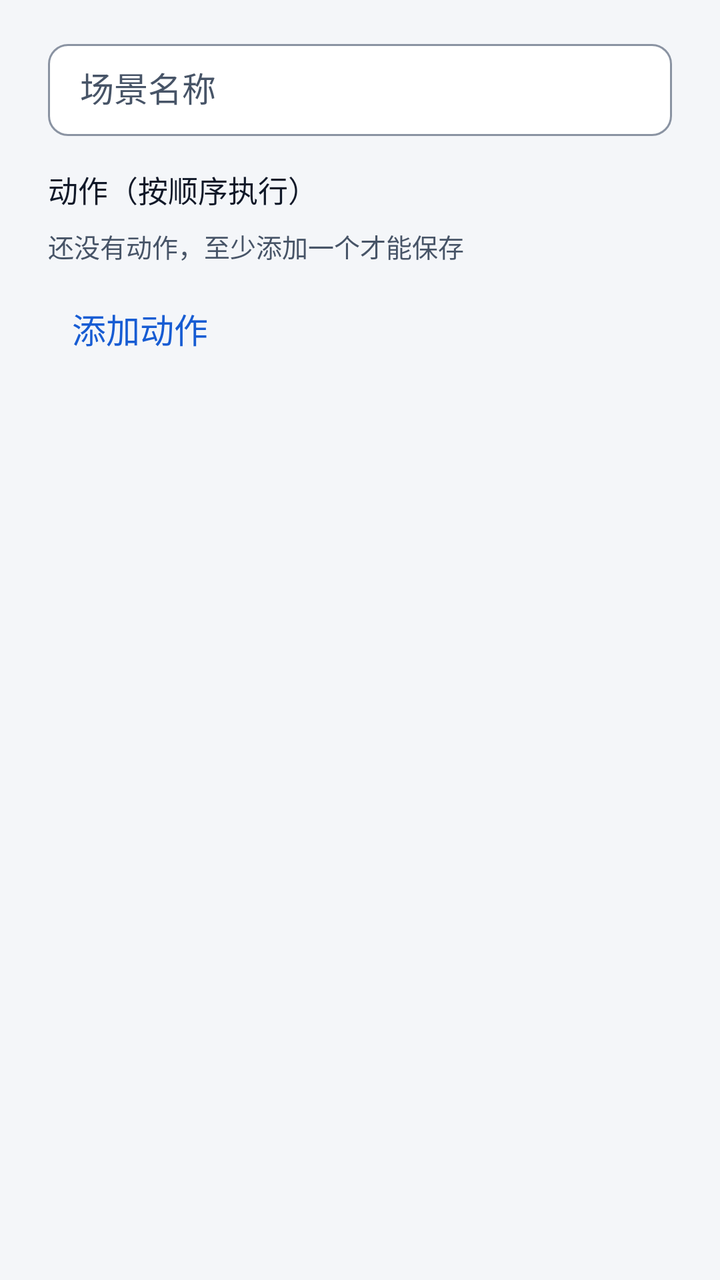
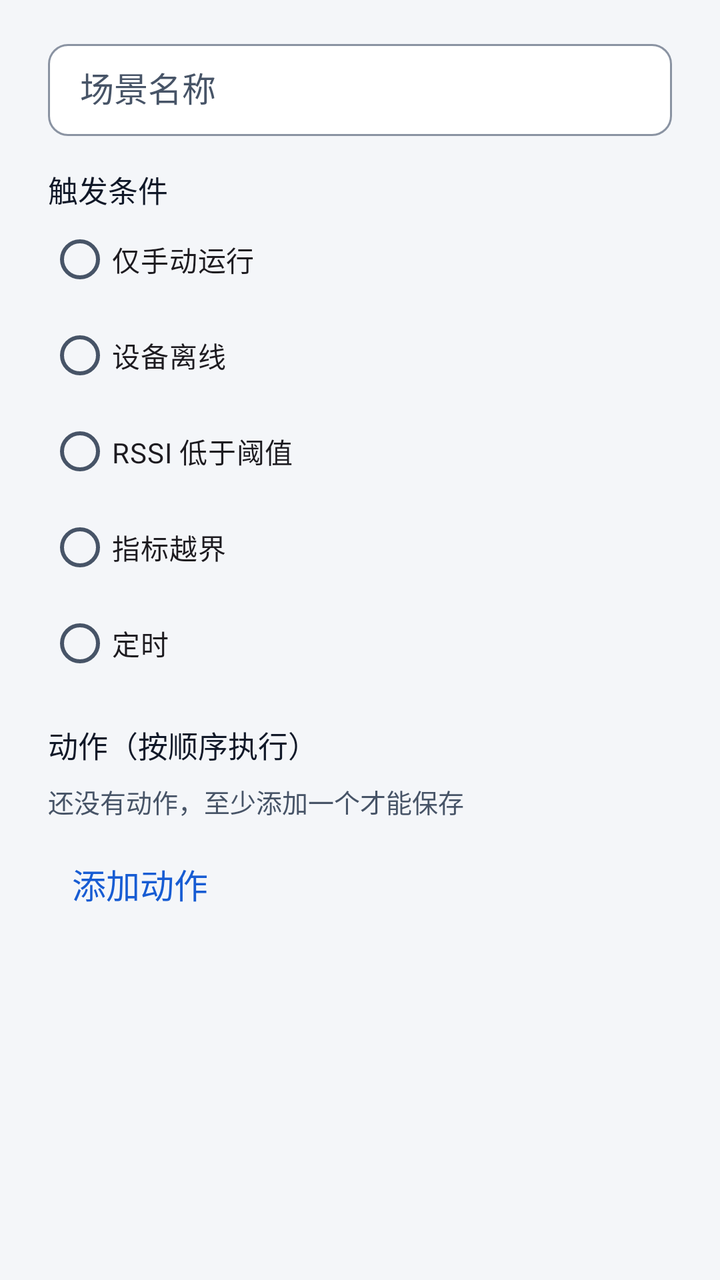

The first picture is an Android layout as it rendered before a commit; the second is the same layout after the commit. The layout source and the unified diff follow.
<!-- AndroidManifest.xml: application theme Theme.PKotlinApp -->
<!-- res/layout/dialog_scene_edit.xml -->
<?xml version="1.0" encoding="utf-8"?>
<LinearLayout xmlns:android="http://schemas.android.com/apk/res/android"
    xmlns:app="http://schemas.android.com/apk/res-auto"
    android:layout_width="match_parent"
    android:layout_height="wrap_content"
    android:orientation="vertical"
    android:paddingStart="@dimen/space_24"
    android:paddingTop="@dimen/space_16"
    android:paddingEnd="@dimen/space_24"
    android:paddingBottom="@dimen/space_8">

    <com.google.android.material.textfield.TextInputLayout
        android:id="@+id/sceneNameLayout"
        style="@style/Widget.App.TextInputLayout"
        android:layout_width="match_parent"
        android:layout_height="@dimen/input_h"
        android:hint="@string/scene_name_hint"
        app:boxBackgroundMode="outline">

        <com.google.android.material.textfield.TextInputEditText
            android:id="@+id/sceneNameInput"
            android:layout_width="match_parent"
            android:layout_height="match_parent"
            android:inputType="text"
            android:maxLines="1"
            android:textAppearance="@style/TextAppearance.App.Body" />
    </com.google.android.material.textfield.TextInputLayout>

    <TextView
        style="@style/Widget.App.TextView"
        android:layout_width="match_parent"
        android:layout_height="wrap_content"
        android:layout_marginTop="@dimen/space_16"
        android:text="@string/scene_actions_title"
        android:textAppearance="@style/TextAppearance.App.Callout" />

    <LinearLayout
        android:id="@+id/actionContainer"
        android:layout_width="match_parent"
        android:layout_height="wrap_content"
        android:orientation="vertical" />

    <TextView
        android:id="@+id/actionEmpty"
        style="@style/Widget.App.TextView"
        android:layout_width="match_parent"
        android:layout_height="wrap_content"
        android:paddingVertical="@dimen/space_8"
        android:text="@string/scene_actions_empty"
        android:textAppearance="@style/TextAppearance.App.Caption" />

    <com.google.android.material.button.MaterialButton
        android:id="@+id/addActionButton"
        style="@style/Widget.App.Button.Text"
        android:layout_width="wrap_content"
        android:layout_height="wrap_content"
        android:minWidth="0dp"
        android:text="@string/scene_action_add" />

    <TextView
        android:id="@+id/sceneError"
        style="@style/Widget.App.TextView"
        android:layout_width="match_parent"
        android:layout_height="wrap_content"
        android:textAppearance="@style/TextAppearance.App.Caption"
        android:textColor="@color/danger"
        android:visibility="gone" />
</LinearLayout>
<!-- resources referenced by this layout -->
<resources>
  <color name="danger">#B42318</color>
  <dimen name="input_h">52dp</dimen>
  <dimen name="space_16">16dp</dimen>
  <dimen name="space_24">24dp</dimen>
  <dimen name="space_8">8dp</dimen>
  <string name="scene_action_add">添加动作</string>
  <string name="scene_actions_empty">还没有动作，至少添加一个才能保存</string>
  <string name="scene_actions_title">动作（按顺序执行）</string>
  <string name="scene_name_hint">场景名称</string>
  <style name="TextAppearance.App.Body" parent="@android:style/TextAppearance">
          <item name="android:textSize">17sp</item>
          <item name="android:textColor">@color/text_primary</item>
          <item name="android:fontFamily">sans-serif</item>
          <item name="android:lineSpacingExtra">7dp</item>
          <item name="android:lineSpacingMultiplier">1.0</item>
      </style>
  <style name="TextAppearance.App.Callout" parent="@android:style/TextAppearance">
          <item name="android:textSize">15sp</item>
          <item name="android:textColor">@color/text_primary</item>
          <item name="android:fontFamily">sans-serif-medium</item>
          <item name="android:lineSpacingExtra">6dp</item>
          <item name="android:lineSpacingMultiplier">1.0</item>
      </style>
  <style name="TextAppearance.App.Caption" parent="@android:style/TextAppearance">
          <item name="android:textSize">13sp</item>
          <item name="android:textColor">@color/text_secondary</item>
          <item name="android:fontFamily">sans-serif</item>
          <item name="android:lineSpacingExtra">5dp</item>
          <item name="android:lineSpacingMultiplier">1.0</item>
      </style>
  <style name="Widget.App.TextView" parent="android:Widget.TextView">
          <item name="android:includeFontPadding">false</item>
          <item name="android:breakStrategy">high_quality</item>
          <item name="android:hyphenationFrequency">none</item>
      </style>
  <color name="text_primary">#101828</color>
  <color name="text_secondary">#475467</color>
  <dimen name="button_h">48dp</dimen>
  <style name="TextAppearance.App.Button" parent="@style/TextAppearance.App.Body">
          <item name="android:fontFamily">sans-serif-medium</item>
          <item name="android:lineSpacingExtra">0dp</item>
      </style>
  <color name="overlay_pressed">#0F101828</color>
  <color name="surface">#FFFFFF</color>
  <dimen name="stroke_1">1dp</dimen>
  <dimen name="stroke_2">2dp</dimen>
  <dimen name="radius_10">10dp</dimen>
  <color name="canvas">#F4F6F9</color>
  <color name="primary">#175CD3</color>
  <color name="on_primary">#FFFFFF</color>
  <color name="chart_band">#E8EFFB</color>
  <color name="primary_text">#175CD3</color>
  <color name="surface_sunken">#EEF1F5</color>
  <color name="border">#D0D5DD</color>
  <color name="danger_bg">#FEF3F2</color>
  <color name="text_tertiary">#5F6A7D</color>
  <dimen name="radius_12">12dp</dimen>
  <color name="border_strong">#8A93A2</color>
  <color name="divider">#E4E7EC</color>
  <dimen name="elevation_0">0dp</dimen>
  <dimen name="chip_h">32dp</dimen>
  <dimen name="radius_pill">999dp</dimen>
  <!-- unchanged entries left out for length: 7 -->
</resources>

<!-- the commit's change to res/layout/dialog_scene_edit.xml (unified diff, before → after) -->
@@ -31,6 +31,150 @@
         android:layout_width="match_parent"
         android:layout_height="wrap_content"
         android:layout_marginTop="@dimen/space_16"
+        android:text="@string/scene_trigger_title"
+        android:textAppearance="@style/TextAppearance.App.Callout" />
+
+    <RadioGroup
+        android:id="@+id/triggerGroup"
+        android:layout_width="match_parent"
+        android:layout_height="wrap_content"
+        android:orientation="vertical">
+
+        <RadioButton
+            android:id="@+id/triggerManual"
+            android:layout_width="match_parent"
+            android:layout_height="@dimen/touch_min"
+            android:text="@string/scene_trigger_manual" />
+
+        <RadioButton
+            android:id="@+id/triggerDisconnected"
+            android:layout_width="match_parent"
+            android:layout_height="@dimen/touch_min"
+            android:text="@string/scene_trigger_disconnected" />
+
+        <RadioButton
+            android:id="@+id/triggerLowRssi"
+            android:layout_width="match_parent"
+            android:layout_height="@dimen/touch_min"
+            android:text="@string/scene_trigger_low_rssi" />
+
+        <RadioButton
+            android:id="@+id/triggerMetric"
+            android:layout_width="match_parent"
+            android:layout_height="@dimen/touch_min"
+            android:text="@string/scene_trigger_metric" />
+
+        <RadioButton
+            android:id="@+id/triggerSchedule"
+            android:layout_width="match_parent"
+            android:layout_height="@dimen/touch_min"
+            android:text="@string/scene_trigger_schedule" />
+    </RadioGroup>
+
+    <com.google.android.material.textfield.TextInputLayout
+        android:id="@+id/rssiThresholdLayout"
+        style="@style/Widget.App.TextInputLayout"
+        android:layout_width="match_parent"
+        android:layout_height="@dimen/input_h"
+        android:hint="@string/scene_trigger_rssi_hint"
+        android:visibility="gone"
+        app:boxBackgroundMode="outline">
+
+        <com.google.android.material.textfield.TextInputEditText
+            android:id="@+id/rssiThresholdInput"
+            android:layout_width="match_parent"
+            android:layout_height="match_parent"
+            android:inputType="numberSigned"
+            android:maxLines="1"
+            android:textAppearance="@style/TextAppearance.App.Body" />
+    </com.google.android.material.textfield.TextInputLayout>
+
+    <LinearLayout
+        android:id="@+id/metricTriggerFields"
+        android:layout_width="match_parent"
+        android:layout_height="wrap_content"
+        android:orientation="vertical"
+        android:visibility="gone">
+
+        <Spinner
+            android:id="@+id/triggerMetricSpinner"
+            android:layout_width="match_parent"
+            android:layout_height="@dimen/touch_min" />
+
+        <LinearLayout
+            android:layout_width="match_parent"
+            android:layout_height="wrap_content"
+            android:orientation="horizontal">
+
+            <Spinner
+                android:id="@+id/triggerComparatorSpinner"
+                android:layout_width="0dp"
+                android:layout_height="@dimen/touch_min"
+                android:layout_weight="1" />
+
+            <com.google.android.material.textfield.TextInputLayout
+                android:id="@+id/triggerMetricThresholdLayout"
+                style="@style/Widget.App.TextInputLayout"
+                android:layout_width="0dp"
+                android:layout_height="@dimen/input_h"
+                android:layout_marginStart="@dimen/space_8"
+                android:layout_weight="1"
+                android:hint="@string/rule_threshold_hint"
+                app:boxBackgroundMode="outline">
+
+                <com.google.android.material.textfield.TextInputEditText
+                    android:id="@+id/triggerMetricThresholdInput"
+                    android:layout_width="match_parent"
+                    android:layout_height="match_parent"
+                    android:inputType="numberDecimal|numberSigned"
+                    android:maxLines="1"
+                    android:textAppearance="@style/TextAppearance.App.Body" />
+            </com.google.android.material.textfield.TextInputLayout>
+        </LinearLayout>
+
+        <com.google.android.material.textfield.TextInputLayout
+            android:id="@+id/triggerConsecutiveLayout"
+            style="@style/Widget.App.TextInputLayout"
+            android:layout_width="match_parent"
+            android:layout_height="@dimen/input_h"
+            android:hint="@string/scene_trigger_consecutive_hint"
+            app:boxBackgroundMode="outline">
+
+            <com.google.android.material.textfield.TextInputEditText
+                android:id="@+id/triggerConsecutiveInput"
+                android:layout_width="match_parent"
+                android:layout_height="match_parent"
+                android:inputType="number"
+                android:maxLines="1"
+                android:textAppearance="@style/TextAppearance.App.Body" />
+        </com.google.android.material.textfield.TextInputLayout>
+    </LinearLayout>
+
+    <LinearLayout
+        android:id="@+id/scheduleTriggerFields"
+        android:layout_width="match_parent"
+        android:layout_height="wrap_content"
+        android:orientation="vertical"
+        android:visibility="gone">
+
+        <TextView
+            style="@style/Widget.App.TextView"
+            android:layout_width="match_parent"
+            android:layout_height="wrap_content"
+            android:text="@string/scene_trigger_interval"
+            android:textAppearance="@style/TextAppearance.App.Caption" />
+
+        <Spinner
+            android:id="@+id/triggerIntervalSpinner"
+            android:layout_width="match_parent"
+            android:layout_height="@dimen/touch_min" />
+    </LinearLayout>
+
+    <TextView
+        style="@style/Widget.App.TextView"
+        android:layout_width="match_parent"
+        android:layout_height="wrap_content"
+        android:layout_marginTop="@dimen/space_16"
         android:text="@string/scene_actions_title"
         android:textAppearance="@style/TextAppearance.App.Callout" />
 
<!-- resource entries referenced after the edit -->
@@ -5,10 +5,21 @@
   <dimen name="space_16">16dp</dimen>
   <dimen name="space_24">24dp</dimen>
   <dimen name="space_8">8dp</dimen>
+  <dimen name="touch_min">48dp</dimen>
+  <string name="rule_threshold_hint">RSSI 阈值（-100 ~ 0）</string>
   <string name="scene_action_add">添加动作</string>
   <string name="scene_actions_empty">还没有动作，至少添加一个才能保存</string>
   <string name="scene_actions_title">动作（按顺序执行）</string>
   <string name="scene_name_hint">场景名称</string>
+  <string name="scene_trigger_consecutive_hint">连续满足条数（1–5）</string>
+  <string name="scene_trigger_disconnected">设备离线</string>
+  <string name="scene_trigger_interval">执行间隔</string>
+  <string name="scene_trigger_low_rssi">RSSI 低于阈值</string>
+  <string name="scene_trigger_manual">仅手动运行</string>
+  <string name="scene_trigger_metric">指标越界</string>
+  <string name="scene_trigger_rssi_hint">RSSI 阈值（-100 ~ 0）</string>
+  <string name="scene_trigger_schedule">定时</string>
+  <string name="scene_trigger_title">触发条件</string>
   <style name="TextAppearance.App.Body" parent="@android:style/TextAppearance">
           <item name="android:textSize">17sp</item>
           <item name="android:textColor">@color/text_primary</item>
